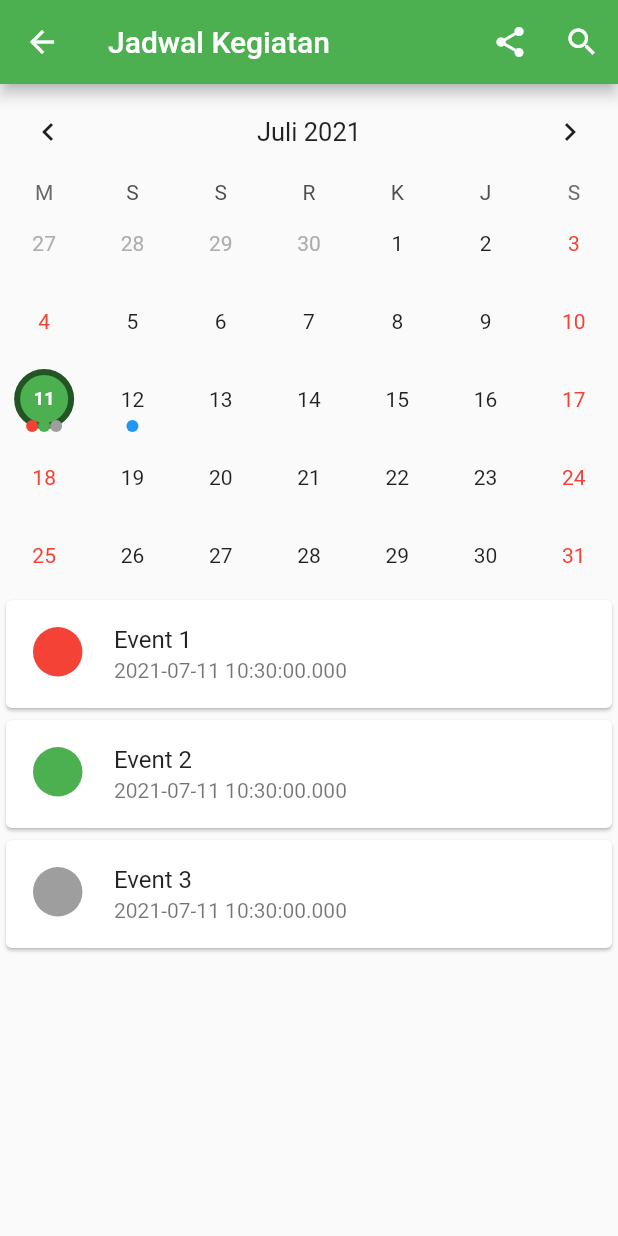
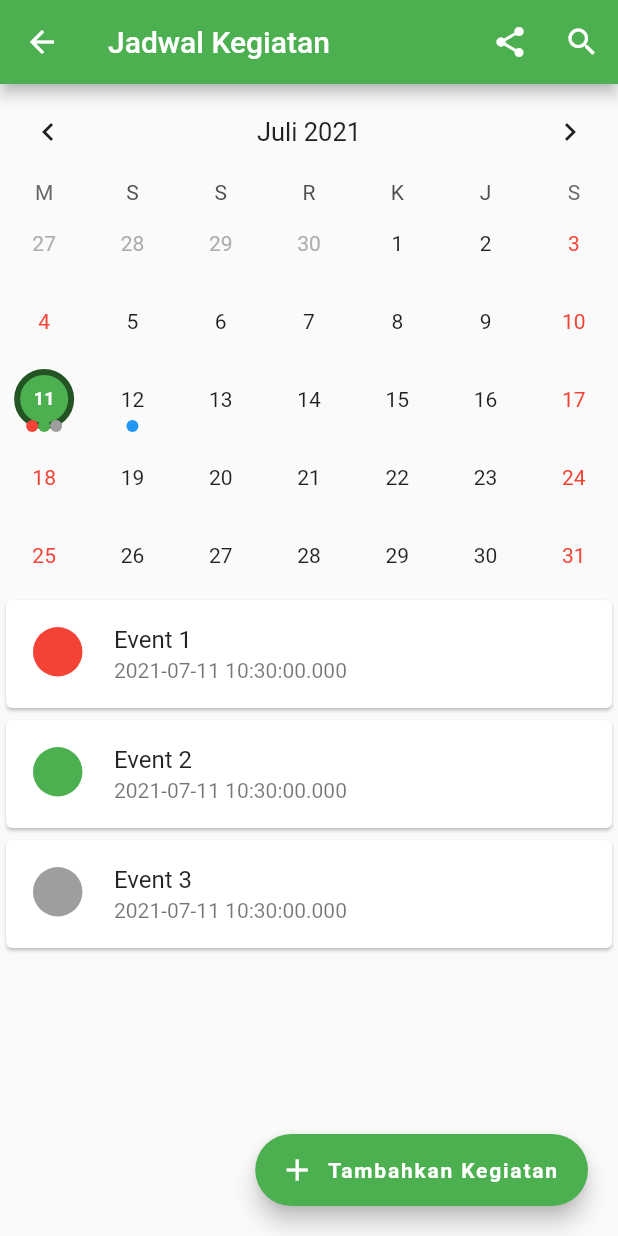
Before and after one commit to alfrirafles/smp_kerinci, a Flutter app: the screen it shows after launch, after a tap on "Kalender", on a phone screen of 412 x 824 dp. Run offline on Flutter 3.47's test engine with Material 2 defaults, Android fonts, the phone set to English and light mode, and no system bars; drawn by our look-alikes of table_calendar; our stand-ins replace flutter_svg, url_strategy.

Commit message:
Refactored by using event card component

```diff
--- a/lib/components/calendar.dart
+++ b/lib/components/calendar.dart
@@ -2,6 +2,7 @@ import 'package:flutter/material.dart';
 import 'package:table_calendar/table_calendar.dart';
 import 'package:smp_kerinci/components/marker.dart';
 import 'package:smp_kerinci/components/number_marker.dart';
+import 'package:smp_kerinci/components/event_card.dart';
 import 'package:intl/intl.dart';
 import 'package:smp_kerinci/utilities/constants.dart';
 import 'package:smp_kerinci/models/event.dart';
@@ -118,25 +119,31 @@ class _CalendarState extends State<Calendar> {
                 child: ListView.builder(
                     itemCount: eventList.length,
                     itemBuilder: (context, index) {
-                      return Card(
-                        child: ListTile(
-                          leading: Container(
-                            margin: EdgeInsets.all(2),
-                            alignment: Alignment.center,
-                            width: MediaQuery.of(context).size.width * 0.08,
-                            height: MediaQuery.of(context).size.height * 0.04,
-                            decoration: BoxDecoration(
-                              shape: BoxShape.circle,
-                              color: eventList[index].markingColor,
-                            ),
-                          ),
-                          title: Text('${eventList[index].title}'),
-                          subtitle: Text('${eventList[index].date}'),
-                        ),
+                      return EventCard(
+                        color: eventList[index].markingColor,
+                        name: eventList[index].title,
+                        schedule: eventList[index].date,
                       );
                     }),
               );
             },
+          ),
+          Padding(
+            padding: EdgeInsets.only(bottom: 20, right: 20),
+            child: Align(
+              alignment: Alignment.bottomRight,
+              child: FloatingActionButton.extended(
+                label: Text(
+                  'Tambahkan Kegiatan',
+                  style: TextStyle(
+                    fontWeight: FontWeight.bold,
+                  ),
+                ),
+                icon: Icon(Icons.add),
+                onPressed: () {},
+                backgroundColor: Colors.green,
+              ),
+            ),
           ),
         ],
       ),
```
